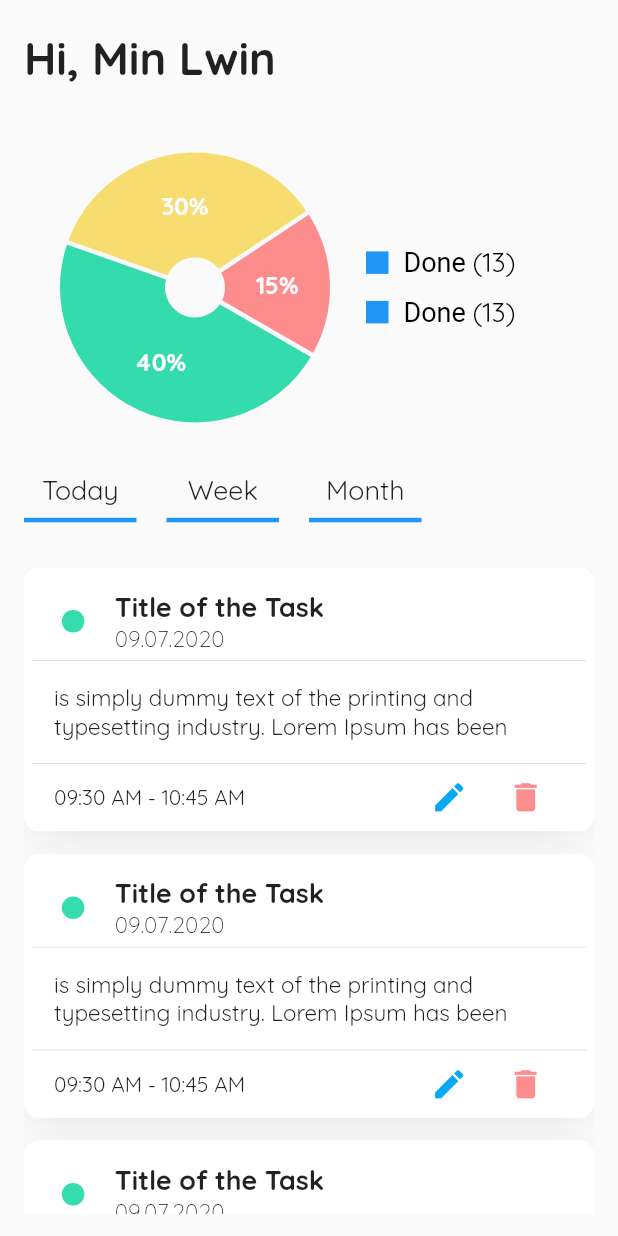
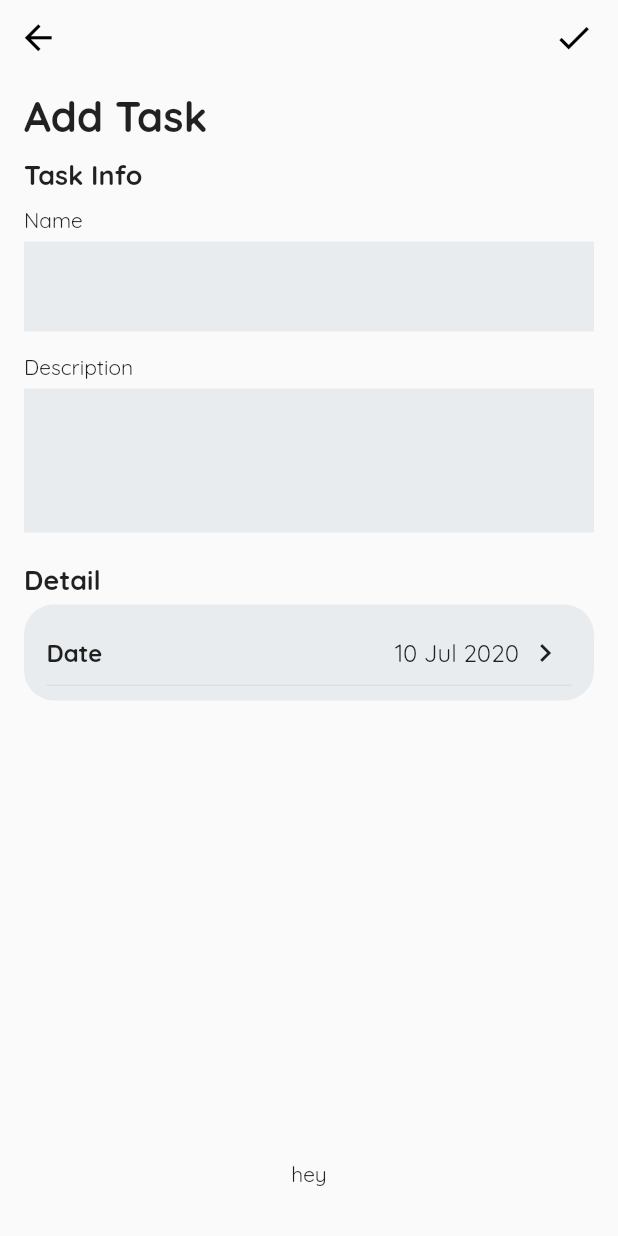
Before and after one commit to Minlwinkyaw307/task-manager, a Flutter app: the screen it shows after launch, on a phone screen of 412 x 824 dp. Run offline on Flutter 3.47's test engine with Material 2 defaults, Android fonts, the phone set to English and light mode, and no system bars; drawn by our look-alikes of fl_chart.

Commit message:
Detail or Edit Page Base layout

```diff
--- a/lib/main.dart
+++ b/lib/main.dart
@@ -1,5 +1,6 @@
 import 'package:flutter/material.dart';
 import 'package:task_manager/page/home_page.dart';
+import 'package:task_manager/page/task_detail_edit_page.dart';
 
 void main() {
   runApp(MyApp());
@@ -16,7 +17,7 @@ class MyApp extends StatelessWidget {
         primarySwatch: Colors.blue,
         visualDensity: VisualDensity.adaptivePlatformDensity,
       ),
-      home: HomePage(),
+      home: TaskDetailEdit(),
     );
   }
 }
--- a/lib/page/home_page.dart
+++ b/lib/page/home_page.dart
@@ -49,12 +49,12 @@ class _HomePageState extends State<HomePage> {
                   ),
                   Container(
                     width: constraints.maxWidth,
-                    height: constraints.maxHeight * 0.3,
+                    height: constraints.maxHeight * 0.235,
                     child: Row(
                       mainAxisAlignment: MainAxisAlignment.spaceBetween,
                       children: <Widget>[
                         Expanded(
-                          flex: 6,
+                          flex: 5,
                           child: PieChartWidget(),
                         ),
                         Expanded(
--- /dev/null
+++ b/lib/page/task_detail_edit_page.dart
@@ -0,0 +1,302 @@
+import 'package:flutter/cupertino.dart';
+import 'package:flutter/material.dart';
+import 'package:task_manager/util/global_data.dart';
+
+class TaskDetailEdit extends StatefulWidget {
+  @override
+  _TaskDetailEditState createState() => _TaskDetailEditState();
+}
+
+class _TaskDetailEditState extends State<TaskDetailEdit> {
+  Widget _customAppBar() {
+    return Container(
+      child: Row(
+        mainAxisSize: MainAxisSize.max,
+        children: <Widget>[
+          Expanded(
+            flex: 2,
+            child: Container(
+              height: 50,
+              padding: EdgeInsets.symmetric(
+                horizontal: 12,
+              ),
+              alignment: Alignment.centerLeft,
+              child: Icon(
+                Icons.arrow_back,
+                color: Colors.black,
+                size: 27,
+              ),
+            ),
+          ),
+          Expanded(
+            flex: 8,
+            child: Container(),
+          ),
+          Expanded(
+            flex: 2,
+            child: Container(
+              height: 50,
+              padding: EdgeInsets.symmetric(
+                horizontal: 16,
+              ),
+              alignment: Alignment.centerRight,
+              child: Icon(
+                Icons.check,
+                color: Colors.black,
+                size: 27,
+              ),
+            ),
+          )
+        ],
+      ),
+    );
+  }
+
+  @override
+  Widget build(BuildContext context) {
+    return SafeArea(
+      child: Scaffold(
+        body: LayoutBuilder(
+          builder: (context, constraints) {
+            return Container(
+              height: constraints.maxHeight,
+              width: constraints.maxWidth,
+              child: Stack(
+                children: <Widget>[
+                  Positioned(
+                    bottom: 0,
+                    left: 0,
+                    child: Container(
+                      height: constraints.maxHeight * 0.1,
+                      width: constraints.maxWidth,
+                      child: Center(child: Text("hey"),),
+                    ),
+                  ),
+                  Positioned(
+                    child: Container(
+                      height: constraints.maxHeight * 0.9,
+                      width: constraints.maxWidth,
+                      child: SingleChildScrollView(
+                        child: Column(
+                          crossAxisAlignment: CrossAxisAlignment.start,
+                          mainAxisAlignment: MainAxisAlignment.start,
+                          mainAxisSize: MainAxisSize.max,
+                          children: <Widget>[
+                            this._customAppBar(),
+                            Container(
+                              alignment: Alignment.centerLeft,
+                              padding: EdgeInsets.symmetric(
+                                horizontal: 16,
+                                vertical: 10,
+                              ),
+                              child: Text(
+                                "Add Task",
+                                style: TextStyle(
+                                  fontSize: 28,
+                                  fontWeight: FontWeight.bold,
+                                ),
+                              ),
+                            ),
+                            Container(
+                              padding: EdgeInsets.symmetric(
+                                horizontal: 16,
+                              ),
+                              child: Column(
+                                crossAxisAlignment: CrossAxisAlignment.start,
+                                children: <Widget>[
+                                  Container(
+                                    width: double.infinity,
+                                    padding: EdgeInsets.only(
+                                      bottom: 5,
+                                    ),
+                                    alignment: Alignment.centerLeft,
+                                    child: Text(
+                                      "Task Info",
+                                      style: TextStyle(
+                                        fontSize: 18,
+                                        fontWeight: FontWeight.bold,
+                                      ),
+                                    ),
+                                  ),
+                                  Container(
+                                    alignment: Alignment.centerLeft,
+                                    padding: EdgeInsets.symmetric(
+                                      vertical: 5,
+                                    ),
+                                    child: Text(
+                                      "Name",
+                                      style: TextStyle(
+                                        fontSize: 14,
+                                      ),
+                                    ),
+                                  ),
+                                  Container(
+                                    padding: EdgeInsets.symmetric(
+                                      vertical: 5,
+                                      horizontal: 10,
+                                    ),
+                                    decoration: BoxDecoration(
+                                      color: INPUT_BG_COLOR,
+                                      border: Border.all(color: Colors.transparent, width: 1),
+                                    ),
+                                    child: TextFormField(
+                                      textInputAction: TextInputAction.next,
+                                      keyboardType: TextInputType.emailAddress,
+                                      onFieldSubmitted: (value) {},
+                                      style: TextStyle(
+                                        fontSize: 17,
+                                        fontWeight: FontWeight.w500,
+                                      ),
+                                      decoration: InputDecoration(
+                                        border: InputBorder.none,
+                                      ),
+                                    ),
+                                  ),
+                                  SizedBox(height: 10,),
+                                  Padding(
+                                    padding: EdgeInsets.symmetric(
+                                      vertical: 5,
+                                    ),
+                                    child: Wrap(
+                                      crossAxisAlignment: WrapCrossAlignment.center,
+                                      children: <Widget>[
+                                        Text(
+                                          "Description",
+                                          style: TextStyle(
+                                            fontSize: 14,
+                                          ),
+                                        ),
+                                        true
+                                            ? SizedBox()
+                                            : Text(
+                                          "(ကွက်လပ်အဖြစ်ထားခဲ့လို့မရပါ)",
+                                          style: TextStyle(),
+                                        ),
+                                      ],
+                                    ),
+                                  ),
+                                  Container(
+                                    padding: EdgeInsets.symmetric(
+                                      vertical: 5,
+                                      horizontal: 10,
+                                    ),
+                                    decoration: BoxDecoration(
+                                      color: INPUT_BG_COLOR,
+                                      border: Border.all(
+                                          color: true
+                                              ? Colors.transparent
+                                              : Colors.red,
+                                          width: 1),
+                                    ),
+                                    child: TextField(
+//                      controller: _contentController,
+//                      focusNode: _contentFocus,
+                                      textInputAction: TextInputAction.newline,
+                                      keyboardType: TextInputType.multiline,
+                                      maxLines: 3,
+                                      style: TextStyle(
+
+                                      ),
+                                      decoration: InputDecoration(
+                                        border: InputBorder.none,
+                                      ),
+                                    ),
+                                  ),
+                                  SizedBox(height: 20,),
+                                  Container(
+                                    width: double.infinity,
+                                    padding: EdgeInsets.only(
+                                      bottom: 5,
+                                    ),
+                                    alignment: Alignment.centerLeft,
+                                    child: Text(
+                                      "Detail",
+                                      style: TextStyle(
+                                        fontSize: 18,
+                                        fontWeight: FontWeight.bold,
+                                      ),
+                                    ),
+                                  ),
+
+                                  Container(
+                                    width: double.infinity,
+                                    padding: EdgeInsets.symmetric(
+                                      vertical: 10,
+                                      horizontal: 15,
+                                    ),
+                                    decoration: BoxDecoration(
+                                      color: INPUT_BG_COLOR,
+                                      borderRadius: BorderRadius.circular(20),
+                                    ),
+                                    child: Column(
+                                      children: <Widget>[
+                                        Container(
+                                          padding: EdgeInsets.symmetric(
+                                            vertical: 10,
+                                            horizontal: 0,
+                                          ),
+                                          child: Row(
+                                            mainAxisAlignment: MainAxisAlignment.spaceBetween,
+                                            children: <Widget>[
+                                              Expanded(
+                                                flex: 5,
+                                                child: Container(
+                                                  child: Text(
+                                                    "Date",
+                                                    style: TextStyle(
+                                                      fontSize: 16,
+                                                      fontWeight: FontWeight.bold,
+                                                    ),
+                                                  ),
+                                                ),
+                                              ),
+                                              Expanded(
+                                                flex: 4,
+                                                child: Container(
+                                                  alignment: Alignment.centerRight,
+                                                  child: Text(
+                                                    "10 Jul 2020",
+                                                    style: TextStyle(
+                                                      fontSize: 16,
+                                                      fontWeight: FontWeight.normal,
+                                                    ),
+                                                  ),
+                                                ),
+                                              ),
+                                              Expanded(
+                                                flex: 1,
+                                                child: Container(
+                                                  child: Icon(
+                                                    Icons.chevron_right,
+                                                  ),
+                                                ),
+                                              ),
+                                            ],
+                                          ),
+                                        ),
+                                        Divider(
+                                          color: const Color.fromRGBO(0, 0, 0, 0.1),
+                                          thickness: 0.5,
+                                          height: 0,
+                                        ),
+
+                                      ],
+                                    ),
+                                  )
+                                ],
+                              ),
+                            )
+                          ],
+                        ),
+                      ),
+                    ),
+                  ),
+                ],
+              ),
+            );
+          },
+        ),
+      ),
+    );
+  }
+}
--- a/lib/util/global_data.dart
+++ b/lib/util/global_data.dart
@@ -2,6 +2,13 @@ import 'package:flutter/material.dart';
 
 
 const Color DONE_COLOR = const Color(0xCC02d39a);
+const Color DONE_COLOR_SEC = const Color(0xFFEAFAF1);
+
 const Color CANCELED_COLOR = const Color(0xCCFE7171);
+const Color CANCELED_COLOR_SEC = const Color(0xFFFDEDEC);
+
 const Color DOING_COLOR = const Color(0xFFF7DC6F);
-//const Color DOING_COLOR = const Color(0xFF5DADE2);
+const Color DOING_COLOR_SEC = const Color(0xFFFEF5E7);
+
+//const Color INPUT_BG_COLOR = const Color.fromRGBO(235, 234, 234, 0.8);
+const Color INPUT_BG_COLOR = const Color(0xFFE9ECEE);
--- a/lib/widget/pie_chart_widget.dart
+++ b/lib/widget/pie_chart_widget.dart
@@ -4,8 +4,8 @@ import 'package:flutter/material.dart';
 import '../util/global_data.dart';
 
 class PieChartWidget extends StatefulWidget {
-  final double normal = 70;
-  final double onPressed = 80;
+  final double normal = 60;
+  final double onPressed = 70;
   PieChartWidget();
 
   @override
@@ -36,7 +36,7 @@ class _PieChartWidgetState extends State<PieChartWidget> {
           ),
           startDegreeOffset: 30,
           sectionsSpace: 3,
-          centerSpaceRadius: 20,
+          centerSpaceRadius: 10,
           sections: showingSections(),
         ),
       ),
--- a/lib/widget/task_card_view_widget.dart
+++ b/lib/widget/task_card_view_widget.dart
@@ -51,10 +51,14 @@ class TaskCardView extends StatelessWidget {
                 children: <Widget>[
                   Expanded(
                       flex: 3,
+                      child: Padding(
+                        padding: EdgeInsets.only(
+                          left: 15,
+                        ),
                         child: Align(
                           alignment:
                           Alignment
-                            .topCenter,
+                              .centerLeft,
                           child:
                           Container(
                             width: 15,
@@ -64,6 +68,7 @@ class TaskCardView extends StatelessWidget {
                                 DONE_COLOR,
                                 borderRadius:
                                 BorderRadius.circular(100)),
+                          ),
                         ),
                       )),
                   Expanded(
@@ -138,26 +143,34 @@ class TaskCardView extends StatelessWidget {
                           "09:30 AM - 10:45 AM"),
                     ),
                   ),
+//                  Expanded(
+//                    flex: 3,
+//                    child: Container(
+//                      child: Icon(
+//                        Icons
+//                            .mode_edit,
+//                        size: 25,
+//                        color: Colors.lightBlue,
+//                      ),
+//                    ),
+//                  ),
                   Expanded(
-                    flex: 3,
+                    flex: 6,
                     child: Container(
-                      child: Icon(
-                        Icons
-                            .mode_edit,
-                        size: 25,
-                        color: Colors.lightBlue,
+                      child:
+                        Text("Delete",
+                        style: TextStyle(
+                          color: CANCELED_COLOR,
+                          fontWeight: FontWeight.bold,
                         ),
+                          textAlign: TextAlign.end,
                         ),
-                  ),
-                  Expanded(
-                    flex: 3,
-                    child: Container(
-                      child: Icon(
-                        Icons
-                            .delete,
-                        size: 25,
-                        color: CANCELED_COLOR,
-                      ),
+//                      Icon(
+//                        Icons
+//                            .delete,
+//                        size: 25,
+//                        color: CANCELED_COLOR,
+//                      ),
                     ),
                   ),
                 ],
--- a/pubspec.yaml
+++ b/pubspec.yaml
@@ -24,8 +24,6 @@ dependencies:
   flutter:
     sdk: flutter
   fl_chart: ^0.10.1
-
-
 
   # The following adds the Cupertino Icons font to your application.
   # Use with the CupertinoIcons class for iOS style icons.
```
Lines whose indentation alone changed are shown as unchanged.
